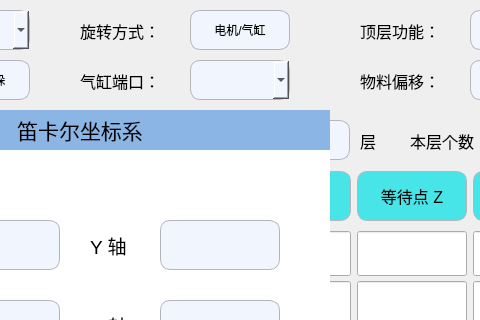
wuyunyu/display8, file display8/ManualPage/stackpara.ui: the form before one commit; both pictures show x 430 to 910 and y 0 to 320 of the 1024 by 700 pixel window.
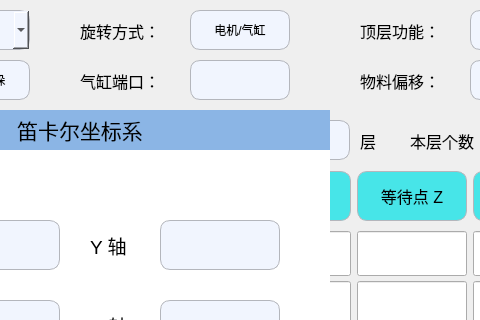
The form after the commit. Icons and pictures are not drawn.

Diff of the .ui file:
```diff
--- a/display8/ManualPage/stackpara.ui
+++ b/display8/ManualPage/stackpara.ui
@@ -5499,40 +5499,6 @@
     </widget>
    </widget>
   </widget>
-  <widget class="QComboBox" name="comboBox_port">
-   <property name="geometry">
-    <rect>
-     <x>620</x>
-     <y>60</y>
-     <width>100</width>
-     <height>40</height>
-    </rect>
-   </property>
-   <property name="minimumSize">
-    <size>
-     <width>100</width>
-     <height>40</height>
-    </size>
-   </property>
-   <property name="maximumSize">
-    <size>
-     <width>100</width>
-     <height>40</height>
-    </size>
-   </property>
-   <property name="font">
-    <font>
-     <pointsize>14</pointsize>
-    </font>
-   </property>
-   <property name="styleSheet">
-    <string notr="true">background-color:#F1F5FE;
-border-style:solid; /*边框风格*/
-border-width:1px;/*边框宽度*/
-border-color:#B4B6BC; /*边框颜色*/
-border-radius:10px; /*边框倒角*/</string>
-   </property>
-  </widget>
   <widget class="QPushButton" name="Btn_property">
    <property name="geometry">
     <rect>
@@ -5709,6 +5675,49 @@
     <string>pageNum</string>
    </property>
   </widget>
+  <widget class="QPushButton" name="Btn_port">
+   <property name="geometry">
+    <rect>
+     <x>620</x>
+     <y>60</y>
+     <width>100</width>
+     <height>40</height>
+    </rect>
+   </property>
+   <property name="minimumSize">
+    <size>
+     <width>100</width>
+     <height>40</height>
+    </size>
+   </property>
+   <property name="maximumSize">
+    <size>
+     <width>100</width>
+     <height>40</height>
+    </size>
+   </property>
+   <property name="styleSheet">
+    <string notr="true">QPushButton
+{
+    background-color:#F1F5FE;
+    border-style:solid; /*边框风格*/
+    border-width:1px;/*边框宽度*/
+    border-color:#B4B6BC; /*边框颜色*/
+    border-radius:10px; /*边框倒角*/
+}
+QPushButton:pressed
+{
+    border-style:outset; /*边框风格*/
+    background-color:qlineargradient(x1: 0, y1: 0, x2: 0, y2: 1, stop:0 #00befa, stop: 1 #0160ea);/*背景色*/
+    border-width:1px;/*边框宽度*/
+    border-color:#0055ff; /*边框颜色*/
+    border-radius:10px; /*边框倒角*/
+}</string>
+   </property>
+   <property name="text">
+    <string/>
+   </property>
+  </widget>
  </widget>
  <resources>
   <include location="../resource.qrc"/>
```
